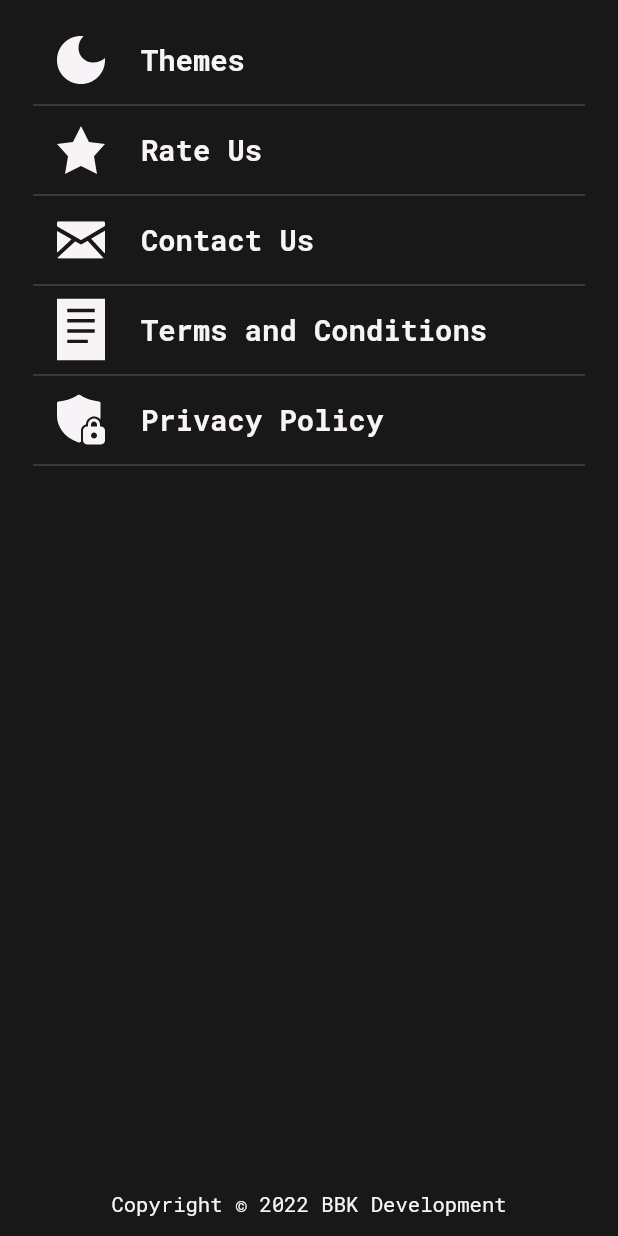
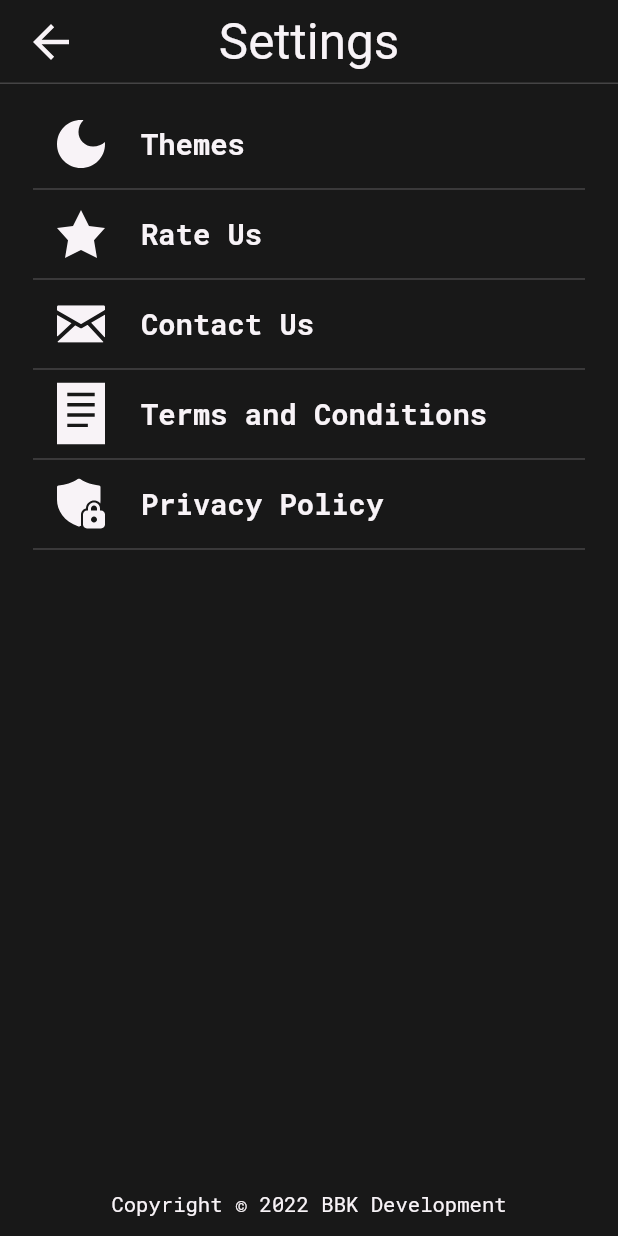
Before and after one commit to BBarisKilic/Numbers, a Flutter app: the SettingsPage screen opened by its route, on a phone screen of 412 x 824 dp. Run offline on Flutter 3.47's test engine with Material 2 defaults, Android fonts, the phone set to English and light mode, and no system bars; our stand-ins replace bloc, dio, flutter_bloc, flutter_svg, freezed_annotation, get_it and 4 more.

Commit message:
Updated SettingsPage.

```diff
--- a/lib/main.dart
+++ b/lib/main.dart
@@ -27,7 +27,7 @@ class MyApp extends StatelessWidget {
           ],
           child: MaterialApp.router(
             debugShowCheckedModeBanner: false,
-            title: kMaterialAppTitle,
+            title: kAppTitle,
             theme: di.injector<AppTheme>(instanceName: kDarkTheme).getData,
             routeInformationProvider:
                 di.injector<AppRoute>().getRouter.routeInformationProvider,
--- a/lib/src/core/utils/constants/icons.dart
+++ b/lib/src/core/utils/constants/icons.dart
@@ -1,4 +1,5 @@
 const String kSettingsIconPath = 'assets/images/settings.svg';
+const String kBackIconPath = 'assets/images/back.svg';
 const String kThemeIconPath = 'assets/images/theme.svg';
 const String kStarIconPath = 'assets/images/star.svg';
 const String kMailIconPath = 'assets/images/mail.svg';
--- a/lib/src/core/utils/constants/sizes.dart
+++ b/lib/src/core/utils/constants/sizes.dart
@@ -1,4 +1,5 @@
 const double kIconSize = 32.0;
+const double kSmallIconSize = 24.0;
 
 const double kVerticalSpace = 12.0;
 const double kLongVerticalSpace = 22.0;
--- a/lib/src/core/utils/constants/texts.dart
+++ b/lib/src/core/utils/constants/texts.dart
@@ -1,4 +1,5 @@
-const String kMaterialAppTitle = 'Numbers';
+const String kAppTitle = 'Numbers';
+const String kSettingsTitle = 'Settings';
 const String kThemeText = 'Themes';
 const String kRateText = 'Rate Us';
 const String kContactsText = 'Contact Us';
--- a/lib/src/presentation/number/cubit/number_cubit.dart
+++ b/lib/src/presentation/number/cubit/number_cubit.dart
@@ -78,5 +78,5 @@ class NumberCubit extends Cubit<NumberState> {
       _getNumberInfo(number: int.parse(_editingController.text));
 
   void onTapSettingsButton(BuildContext context) =>
-      context.go(kSettingsPagePath);
+      context.push(kSettingsPagePath);
 }
--- a/lib/src/presentation/number/pages/number_page.dart
+++ b/lib/src/presentation/number/pages/number_page.dart
@@ -11,9 +11,9 @@ class NumberPage extends StatelessWidget {
   @override
   Widget build(BuildContext context) => Scaffold(
         appBar: CustomAppBar(
-          kMaterialAppTitle,
+          kAppTitle,
           iconPath: kSettingsIconPath,
-          iconSize: kIconSize,
+          iconSize: kSmallIconSize,
           titleSpacing: kHorizontalSpace,
           onTap: () => context.read<NumberCubit>().onTapSettingsButton(context),
         ),
--- a/lib/src/presentation/settings/cubit/settings_cubit.dart
+++ b/lib/src/presentation/settings/cubit/settings_cubit.dart
@@ -1,6 +1,7 @@
 import 'package:bloc/bloc.dart';
 import 'package:flutter/material.dart';
 import 'package:freezed_annotation/freezed_annotation.dart';
+import 'package:go_router/go_router.dart';
 import 'package:modal_bottom_sheet/modal_bottom_sheet.dart';
 
 import '../../../core/core.dart';
@@ -52,4 +53,6 @@ class SettingsCubit extends Cubit<SettingsState> {
       builder: (context) => child,
     );
   }
+
+  void onTapBackButton(BuildContext context) => context.pop();
 }
--- a/lib/src/presentation/settings/pages/settings_page.dart
+++ b/lib/src/presentation/settings/pages/settings_page.dart
@@ -1,3 +1,4 @@
+import 'package:custom_app_bar/custom_app_bar.dart';
 import 'package:flutter/material.dart';
 import 'package:flutter_bloc/flutter_bloc.dart';
 
@@ -9,7 +10,15 @@ class SettingsPage extends StatelessWidget {
 
   @override
   Widget build(BuildContext context) => Scaffold(
-        body: Padding(
+        appBar: CustomAppBar(
+          kSettingsTitle,
+          iconPath: kBackIconPath,
+          iconSize: kSmallIconSize,
+          titleSpacing: kHorizontalSpace,
+          onTap: () => context.read<SettingsCubit>().onTapBackButton(context),
+        ),
+        body: SafeArea(
+          child: Padding(
             padding: const EdgeInsets.symmetric(
               horizontal: kHorizontalSpace,
               vertical: kVerticalSpace,
@@ -30,5 +39,6 @@ class SettingsPage extends StatelessWidget {
               ],
             ),
           ),
+        ),
       );
 }
```
Also changed, not shown: assets/images/back.svg (added). Lines whose indentation alone changed are shown as unchanged.
